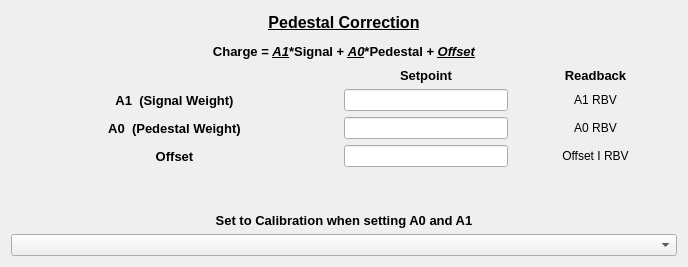
slaclab/BunchChargeMonitor, file bcmApp/ui/farady_cup_coef.ui: the form before one commit.
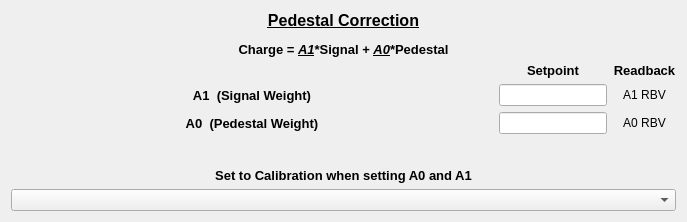
The form after the commit. Custom widgets are drawn as their Qt base class.

Commit message: Farady cup database and ui for calculating average current

```diff
--- a/bcmApp/ui/farady_cup_coef.ui
+++ b/bcmApp/ui/farady_cup_coef.ui
@@ -6,8 +6,8 @@
    <rect>
     <x>0</x>
     <y>0</y>
-    <width>688</width>
-    <height>267</height>
+    <width>687</width>
+    <height>222</height>
    </rect>
   </property>
   <property name="windowTitle">
@@ -26,7 +26,7 @@
         </font>
        </property>
        <property name="text">
-        <string>&lt;html&gt;&lt;head/&gt;&lt;body&gt;&lt;p&gt;&lt;span style=&quot; font-size:12pt; text-decoration: underline;&quot;&gt;Pedestal Correction&lt;/span&gt;&lt;/p&gt;&lt;p&gt;Charge = &lt;span style=&quot; font-style:italic; text-decoration: underline;&quot;&gt;A1&lt;/span&gt;*Signal + &lt;span style=&quot; font-style:italic; text-decoration: underline;&quot;&gt;A0&lt;/span&gt;*Pedestal + &lt;span style=&quot; font-style:italic; text-decoration: underline;&quot;&gt;Offset&lt;/span&gt;&lt;/p&gt;&lt;/body&gt;&lt;/html&gt;</string>
+        <string>&lt;html&gt;&lt;head/&gt;&lt;body&gt;&lt;p&gt;&lt;span style=&quot; font-size:12pt; text-decoration: underline;&quot;&gt;Pedestal Correction&lt;/span&gt;&lt;/p&gt;&lt;p&gt;Charge = &lt;span style=&quot; font-style:italic; text-decoration: underline;&quot;&gt;A1&lt;/span&gt;*Signal + &lt;span style=&quot; font-style:italic; text-decoration: underline;&quot;&gt;A0&lt;/span&gt;*Pedestal&lt;/p&gt;&lt;/body&gt;&lt;/html&gt;</string>
        </property>
        <property name="alignment">
         <set>Qt::AlignCenter</set>
@@ -34,49 +34,7 @@
       </widget>
      </item>
      <item>
-      <layout class="QGridLayout" name="gridLayout_2" columnstretch="4,2,2">
-       <item row="3" column="1">
-        <widget class="PyDMLineEdit" name="offsetedit">
-         <property name="sizePolicy">
-          <sizepolicy hsizetype="Ignored" vsizetype="Fixed">
-           <horstretch>0</horstretch>
-           <verstretch>0</verstretch>
-          </sizepolicy>
-         </property>
-         <property name="toolTip">
-          <string/>
-         </property>
-         <property name="precision" stdset="0">
-          <number>7</number>
-         </property>
-         <property name="precisionFromPV" stdset="0">
-          <bool>false</bool>
-         </property>
-         <property name="channel" stdset="0">
-          <string>ca://FARC:${AREA}:${POS}:0:CoefOffset</string>
-         </property>
-         <property name="displayFormat" stdset="0">
-          <enum>PyDMLineEdit::Decimal</enum>
-         </property>
-        </widget>
-       </item>
-       <item row="3" column="0">
-        <widget class="QLabel" name="offsetLbl">
-         <property name="font">
-          <font>
-           <pointsize>10</pointsize>
-           <weight>75</weight>
-           <bold>true</bold>
-          </font>
-         </property>
-         <property name="text">
-          <string>Offset</string>
-         </property>
-         <property name="alignment">
-          <set>Qt::AlignCenter</set>
-         </property>
-        </widget>
-       </item>
+      <layout class="QGridLayout" name="gridLayout_2" columnstretch="4,0,0">
        <item row="0" column="1">
         <widget class="QLabel" name="setpointLbl">
          <property name="sizePolicy">
@@ -117,31 +75,6 @@
          </property>
         </widget>
        </item>
-       <item row="3" column="2">
-        <widget class="PyDMLabel" name="offsetRBV">
-         <property name="toolTip">
-          <string/>
-         </property>
-         <property name="text">
-          <string>Offset I RBV</string>
-         </property>
-         <property name="alignment">
-          <set>Qt::AlignCenter</set>
-         </property>
-         <property name="precision" stdset="0">
-          <number>7</number>
-         </property>
-         <property name="precisionFromPV" stdset="0">
-          <bool>false</bool>
-         </property>
-         <property name="channel" stdset="0">
-          <string>ca://FARC:${AREA}:${POS}:0:CoefOffsetRBV</string>
-         </property>
-         <property name="displayFormat" stdset="0">
-          <enum>PyDMLabel::Decimal</enum>
-         </property>
-        </widget>
-       </item>
        <item row="2" column="0">
         <widget class="QLabel" name="a0lbl">
          <property name="font">
```
The commit also changes 4 other files.
